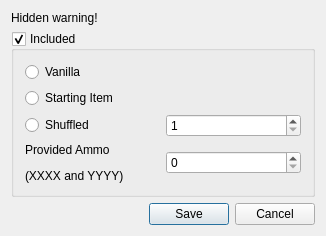
Before: the Qt Designer form randovania/gui/ui_files/item_configuration_popup.ui in randovania/randovania, drawn with Qt 5.
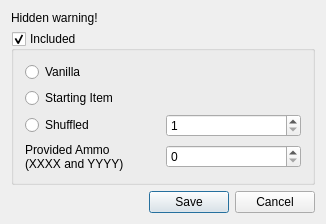
After: the same form once the commit is applied.

Commit message: Fix ItemConfigurationPopup disable shuffle logic

What changed in the file:
```diff
--- a/randovania/gui/ui_files/item_configuration_popup.ui
+++ b/randovania/gui/ui_files/item_configuration_popup.ui
@@ -7,7 +7,7 @@
     <x>0</x>
     <y>0</y>
     <width>326</width>
-    <height>228</height>
+    <height>197</height>
    </rect>
   </property>
   <property name="sizePolicy">
@@ -85,7 +85,10 @@
          <string>&lt;html&gt;&lt;head/&gt;&lt;body&gt;&lt;p&gt;When this item is collected, it also gives this amount of the given ammos.&lt;/p&gt;&lt;p&gt;This is included in the calculation of how much each pickup of this ammo gives.&lt;/p&gt;&lt;/body&gt;&lt;/html&gt;</string>
         </property>
         <property name="text">
-         <string>&lt;html&gt;&lt;head/&gt;&lt;body&gt;&lt;p&gt;Provided Ammo&lt;/p&gt;&lt;p&gt;(XXXX and YYYY)&lt;/p&gt;&lt;/body&gt;&lt;/html&gt;</string>
+         <string>&lt;html&gt;&lt;head/&gt;&lt;body&gt;&lt;p&gt;Provided Ammo&lt;br/&gt;(XXXX and YYYY)&lt;/p&gt;&lt;/body&gt;&lt;/html&gt;</string>
+        </property>
+        <property name="wordWrap">
+         <bool>true</bool>
         </property>
        </widget>
       </item>
```
Left out of the diff: 3 changed lines with no effect on the pictures. The commit also changes 3 other files.
